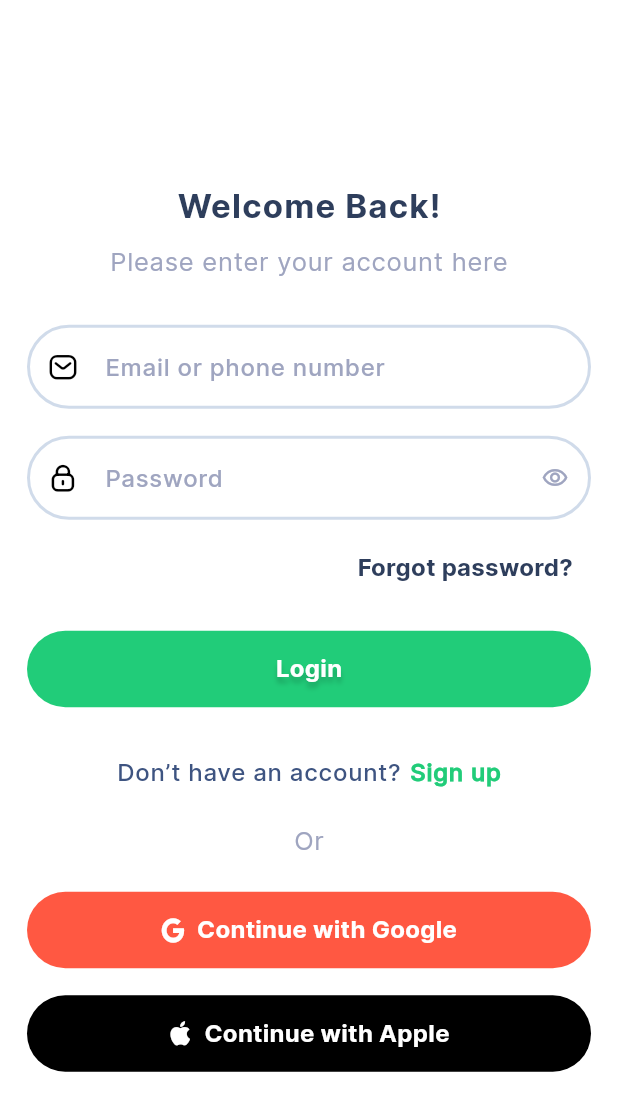
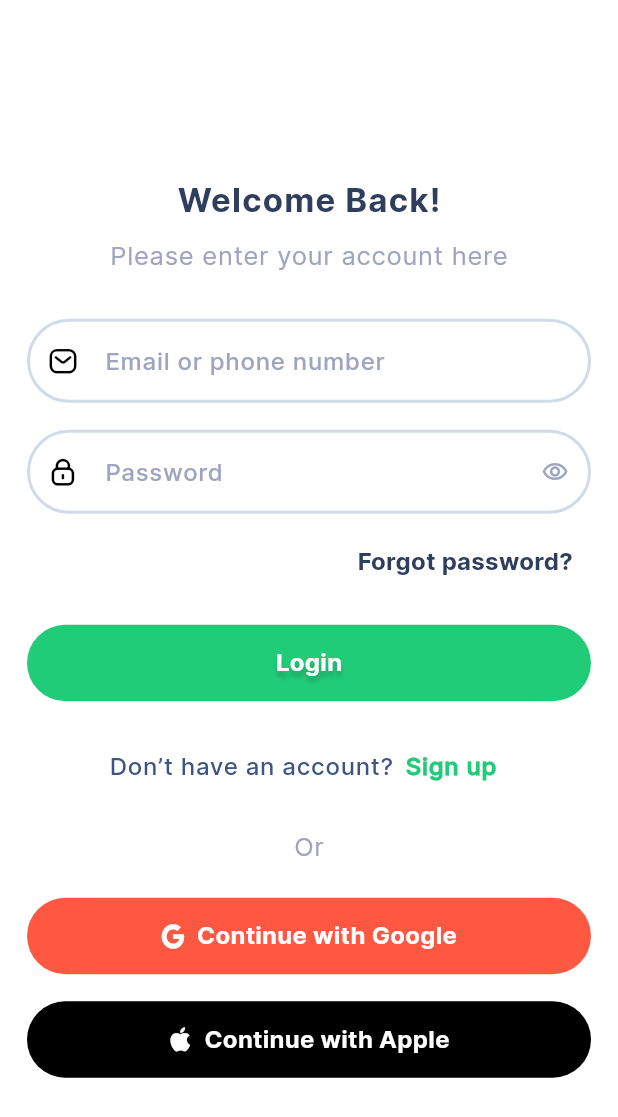
Before and after one commit to didierganthier/cook-snap, a Flutter app: the screen it shows after launch, on a phone screen of 412 x 824 dp. Shown: the top 1117 px of the screen. Run offline on Flutter 3.47's test engine with Material 3 defaults, Android fonts, the phone set to English and light mode, and no system bars; our stand-ins replace flutter_dotenv, google_sign_in, sign_in_with_apple, supabase_flutter; accounts and stored records are empty.

Commit message:
fix: minor login page ui change

```diff
--- a/lib/app/ui/screens/login/login_page.dart
+++ b/lib/app/ui/screens/login/login_page.dart
@@ -33,7 +33,7 @@ class LoginPage extends StatelessWidget {
                   ),
                   const SizedBox(height: 32),
                   EmailPasswordForm(cms: cms),
-                  const SizedBox(height: 32),
+                  const SizedBox(height: 24),
                   SignUpCallToAction(
                     cms: cms,
                     onPressed: () {},
--- a/lib/app/ui/widgets/page_specific/login_page/sign_up_cta.dart
+++ b/lib/app/ui/widgets/page_specific/login_page/sign_up_cta.dart
@@ -14,25 +14,28 @@ class SignUpCallToAction extends StatelessWidget {
 
   @override
   Widget build(BuildContext context) {
-    return GestureDetector(
-      onTap: onPressed,
-      child: Row(
+    return Row(
       mainAxisAlignment: MainAxisAlignment.center,
       children: [
         Text(
           cms.dontHaveAccountLabel,
           style: TextThemes.textFieldsStyle,
         ),
-          const SizedBox(width: 6),
-          Text(
+        InkWell(
+          onTap: onPressed,
+          customBorder: const StadiumBorder(),
+          child: Padding(
+            padding: const EdgeInsets.all(8.0),
+            child: Text(
               cms.signupCtaLabel,
               style: TextThemes.textFieldsStyle.copyWith(
                 color: AppColors.accentColor,
                 fontWeight: FontWeight.bold,
               ),
             ),
+          ),
+        ),
       ],
-      ),
     );
   }
 }
```
Lines whose indentation alone changed are shown as unchanged.
